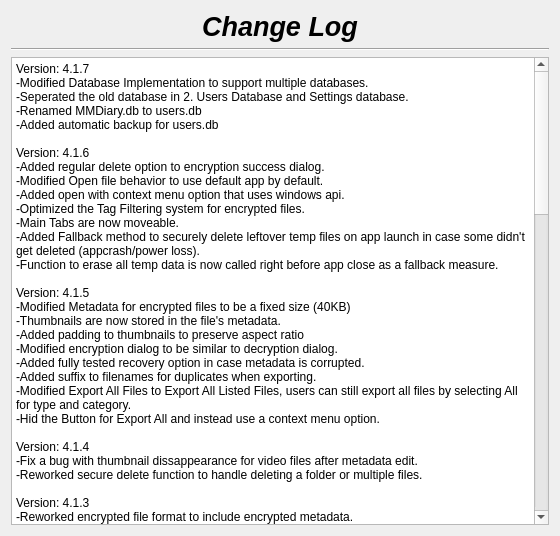
First picture: the form in changelog.ui, repository therealMaPMaKeR/MMDiary, before the edit.
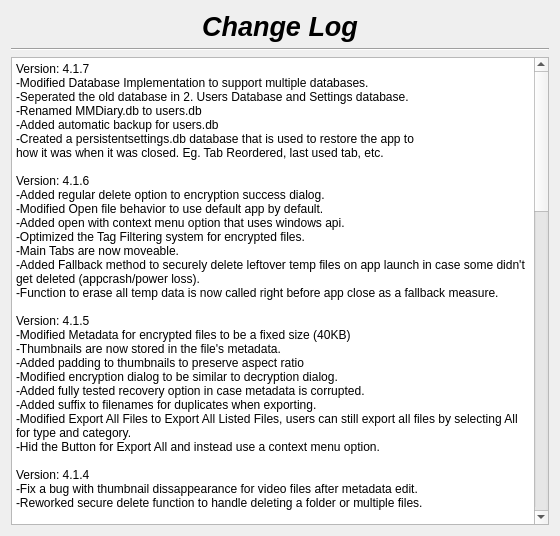
Second picture: the form after the edit.

Diff of the .ui file:
```diff
--- a/changelog.ui
+++ b/changelog.ui
@@ -56,6 +56,8 @@
 li.checked::marker { content: &quot;\2612&quot;; }
 &lt;/style&gt;&lt;/head&gt;&lt;body style=&quot; font-family:'Segoe UI'; font-size:9pt; font-weight:400; font-style:normal;&quot;&gt;
 &lt;p style=&quot; margin-top:0px; margin-bottom:0px; margin-left:0px; margin-right:0px; -qt-block-indent:0; text-indent:0px;&quot;&gt;Version: 4.1.7&lt;br /&gt;-Modified Database Implementation to support multiple databases.&lt;br /&gt;-Seperated the old database in 2. Users Database and Settings database.&lt;br /&gt;-Renamed MMDiary.db to users.db&lt;br /&gt;-Added automatic backup for users.db&lt;/p&gt;
+&lt;p style=&quot; margin-top:0px; margin-bottom:0px; margin-left:0px; margin-right:0px; -qt-block-indent:0; text-indent:0px;&quot;&gt;-Created a persistentsettings.db database that is used to restore the app to &lt;/p&gt;
+&lt;p style=&quot; margin-top:0px; margin-bottom:0px; margin-left:0px; margin-right:0px; -qt-block-indent:0; text-indent:0px;&quot;&gt;how it was when it was closed. Eg. Tab Reordered, last used tab, etc.&lt;/p&gt;
 &lt;p style=&quot;-qt-paragraph-type:empty; margin-top:0px; margin-bottom:0px; margin-left:0px; margin-right:0px; -qt-block-indent:0; text-indent:0px;&quot;&gt;&lt;br /&gt;&lt;/p&gt;
 &lt;p style=&quot; margin-top:0px; margin-bottom:0px; margin-left:0px; margin-right:0px; -qt-block-indent:0; text-indent:0px;&quot;&gt;Version: 4.1.6&lt;br /&gt;-Added regular delete option to encryption success dialog.&lt;br /&gt;-Modified Open file behavior to use default app by default.&lt;br /&gt;-Added open with context menu option that uses windows api.&lt;/p&gt;
 &lt;p style=&quot; margin-top:0px; margin-bottom:0px; margin-left:0px; margin-right:0px; -qt-block-indent:0; text-indent:0px;&quot;&gt;-Optimized the Tag Filtering system for encrypted files.&lt;/p&gt;
```
